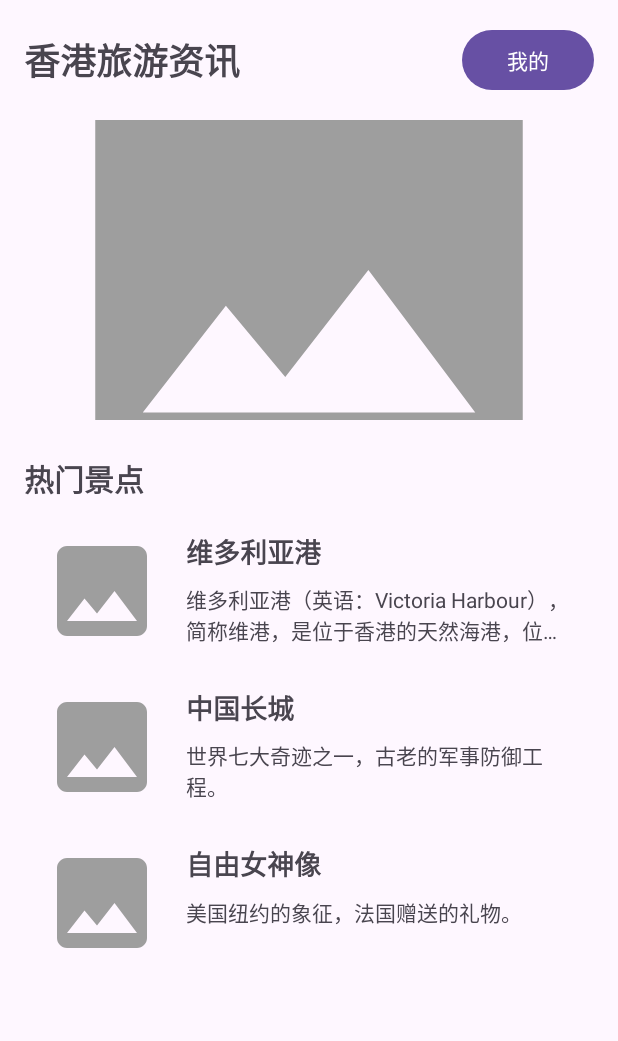
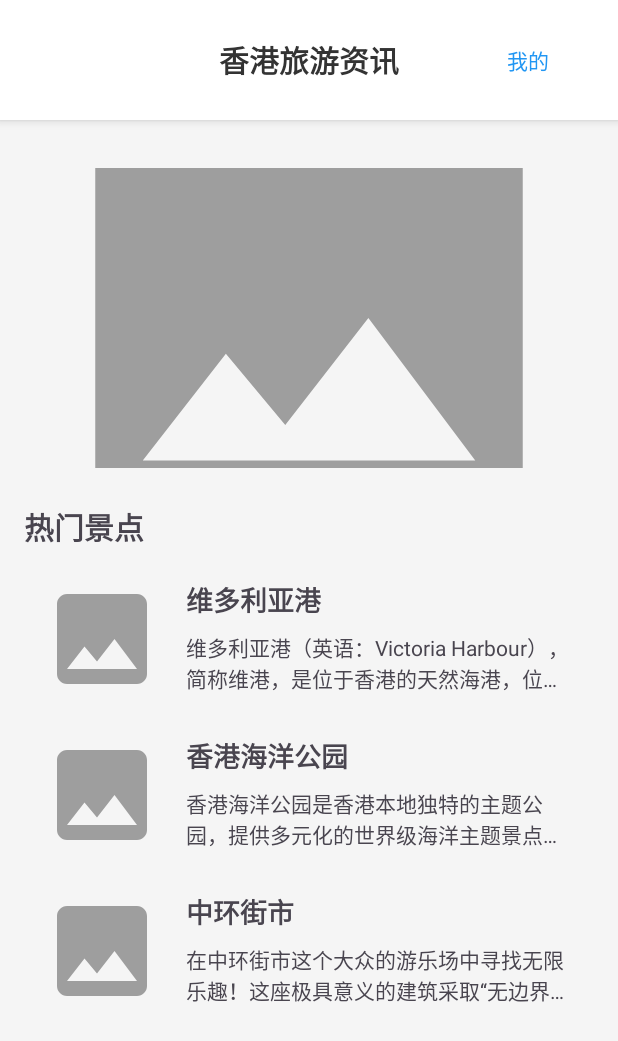
Before and after one commit to ErnestYangCN/KongSight, an Android app: the screen it shows after launch (HomePageActivity), on a phone screen of 412 x 824 dp. Shown: the top 1041 px of the screen. Run offline under Robolectric (Android 15) with nearby library versions, the phone set to English and light mode, and no system bars; our stand-ins replace Room's generated code; pictures from the network do not load.

Commit message:
bug修复

```diff
--- a/app/src/main/java/com/example/kongsight/MainActivity.java
+++ b/app/src/main/java/com/example/kongsight/MainActivity.java
@@ -6,6 +6,7 @@ import androidx.appcompat.app.AppCompatActivity;
 
 import com.example.kongsight.test.TestDB;
 import com.example.kongsight.test.TestDBNew;
+import com.example.kongsight.util.InitDB;
 
 public class MainActivity extends AppCompatActivity {
 
@@ -13,7 +14,10 @@ public class MainActivity extends AppCompatActivity {
     protected void onCreate(Bundle savedInstanceState) {
         super.onCreate(savedInstanceState);
 
-        TestDBNew.testDB(this); // 这行用来测试 Java 下的数据库接口是否可用，测试样例来自 test/TestDB，可供接口调用参考
+    InitDB db = new InitDB(this);
+    db.deleteDB();
+    db.adminInit();
+    db.contentInit(1);
         // 直接跳转到页面3（HomePageActivity），不显示MainActivity的布局
         goToHomePage();
     }
--- a/app/src/main/java/com/example/kongsight/util/InitDB.java
+++ b/app/src/main/java/com/example/kongsight/util/InitDB.java
@@ -178,7 +178,7 @@ public class InitDB {
 
             // 添加周边
             repo.createSurrounding(
-                    "[transportation]港铁香港站", "https://upload.wikimedia.org/wikipedia/commons/2/2d/Hong_Kong_Station_Exterior_202008.jpg",
+                    "[transport]港铁香港站", "https://upload.wikimedia.org/wikipedia/commons/2/2d/Hong_Kong_Station_Exterior_202008.jpg",
                     "距离中环街市最近的地铁站，可乘坐港铁东涌线或机场快线抵达",
                     22.28482694508624, 114.15816143032991, adminId, fatherId3
             );
--- a/app/src/main/res/layout/activity_home_page.xml
+++ b/app/src/main/res/layout/activity_home_page.xml
@@ -3,30 +3,45 @@
     android:layout_width="match_parent"
     android:layout_height="match_parent"
     android:orientation="vertical"
-    android:padding="16dp">
+    android:background="#F5F5F5"
+    android:fitsSystemWindows="true">
 
-    <!-- 顶部标题栏 -->
-    <LinearLayout
+    <!-- 顶部标题栏 - 添加与详情页一致的样式和间距 -->
+    <RelativeLayout
         android:layout_width="match_parent"
         android:layout_height="wrap_content"
-        android:orientation="horizontal"
-        android:gravity="center_vertical">
+        android:background="@android:color/white"
+        android:padding="16dp"
+        android:paddingTop="?attr/actionBarSize"
+        android:elevation="4dp">
 
         <TextView
-            android:layout_width="0dp"
+            android:layout_width="wrap_content"
             android:layout_height="wrap_content"
-            android:layout_weight="1"
             android:text="香港旅游资讯"
-            android:textSize="24sp"
-            android:textStyle="bold" />
+            android:textSize="20sp"
+            android:textStyle="bold"
+            android:textColor="#333333"
+            android:layout_centerInParent="true" />
 
         <Button
             android:id="@+id/profileButton"
             android:layout_width="wrap_content"
             android:layout_height="wrap_content"
-            android:text="我的" />
+            android:text="我的"
+            android:layout_alignParentEnd="true"
+            android:layout_centerVertical="true"
+            android:background="?android:attr/selectableItemBackground"
+            android:textColor="#2196F3" />
 
-    </LinearLayout>
+    </RelativeLayout>
+
+    <!-- 内容区域 -->
+    <LinearLayout
+        android:layout_width="match_parent"
+        android:layout_height="match_parent"
+        android:orientation="vertical"
+        android:padding="16dp">
 
         <!-- 轮播图区域 -->
         <androidx.viewpager2.widget.ViewPager2
@@ -53,3 +68,5 @@
             android:layout_weight="1" />
 
     </LinearLayout>
+
+</LinearLayout>
```
Also changed, not shown: app/src/main/java/com/example/kongsight/NearbyPoiActivity.java (+54 -7 lines), app/src/main/java/com/example/kongsight/model/AppRepositorySync.kt (+0 -63 lines), app/src/main/res/layout/activity_attraction_detail.xml (+8 -7 lines). Lines whose indentation alone changed are shown as unchanged.
